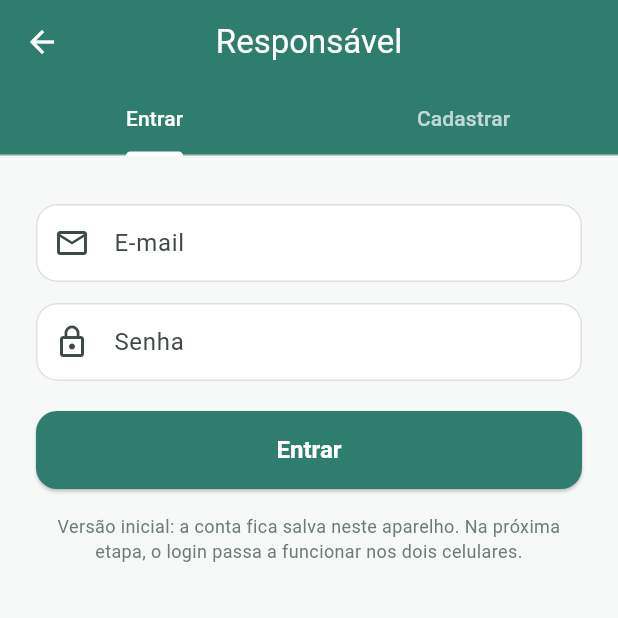
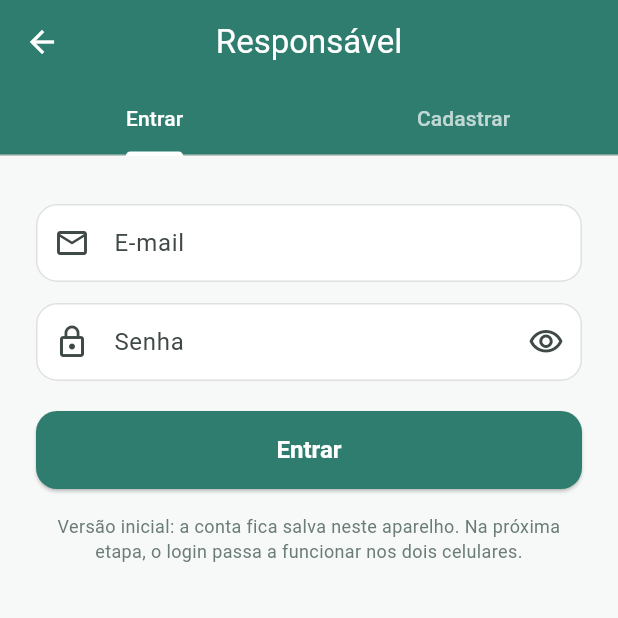
Before and after one commit to Natanpapai/meu-filho-seguro, a Flutter app: the screen it shows after launch, after a tap on "Sou responsável", on a phone screen of 412 x 824 dp, the top half of it. Run offline on Flutter 3.47's test engine with Material 3 defaults, Android fonts, the phone set to English and light mode, and no system bars; our stand-ins replace battery_plus, cloud_firestore, connectivity_plus, firebase_auth, firebase_core, flutter_map and 4 more; accounts and stored records are empty.

Commit message:
Add lib/screens/guardian_auth_screen.dart

```diff
--- a/lib/screens/guardian_auth_screen.dart
+++ b/lib/screens/guardian_auth_screen.dart
@@ -20,6 +20,7 @@
   final _email = TextEditingController();
   final _phone = TextEditingController();
   final _password = TextEditingController();
+  bool _obscurePassword = true;
   bool _loading = false;
   String? _error;
 
@@ -141,10 +142,22 @@
             ],
             TextFormField(
               controller: _password,
-              obscureText: true,
-              decoration: const InputDecoration(
+              obscureText: _obscurePassword,
+              decoration: InputDecoration(
                 labelText: 'Senha',
-                prefixIcon: Icon(Icons.lock_outline),
+                prefixIcon: const Icon(Icons.lock_outline),
+                suffixIcon: IconButton(
+                  tooltip: _obscurePassword
+                      ? 'Mostrar senha'
+                      : 'Ocultar senha',
+                  icon: Icon(
+                    _obscurePassword
+                        ? Icons.visibility_outlined
+                        : Icons.visibility_off_outlined,
+                  ),
+                  onPressed: () => setState(
+                      () => _obscurePassword = !_obscurePassword),
+                ),
               ),
               validator: (v) => (v == null || v.length < 4)
                   ? 'Senha com no mínimo 4 caracteres'
```
